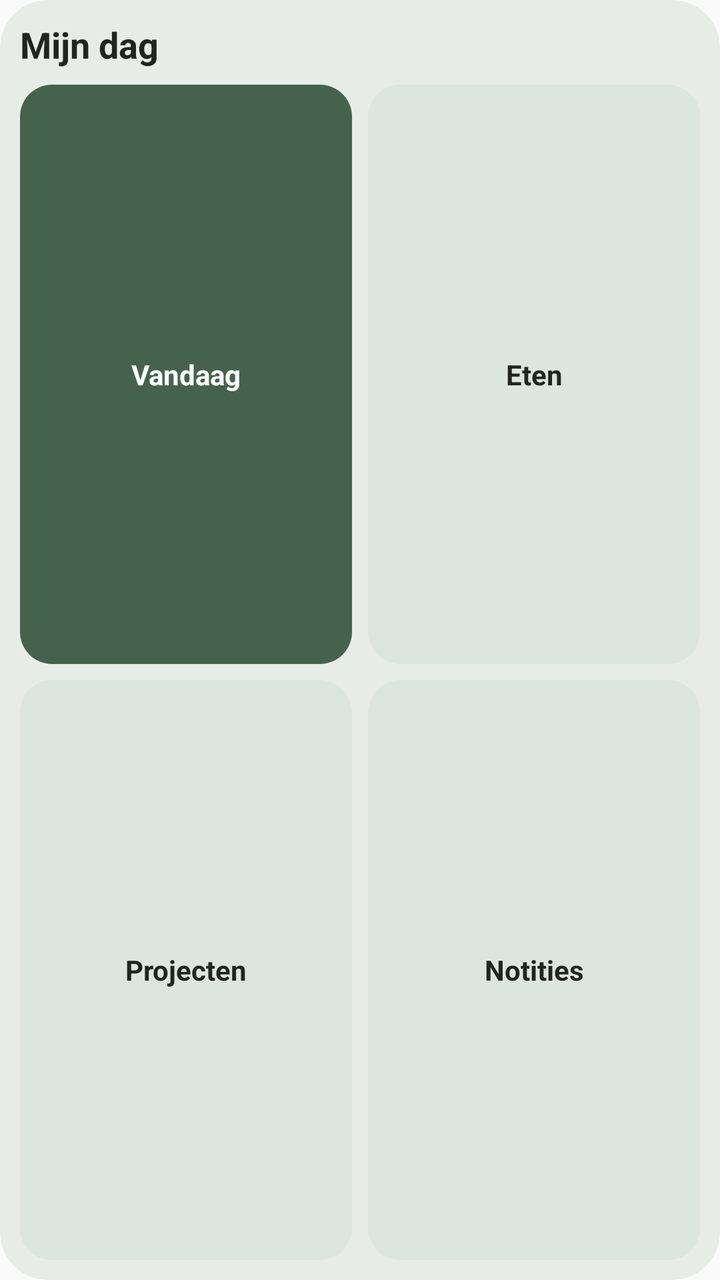
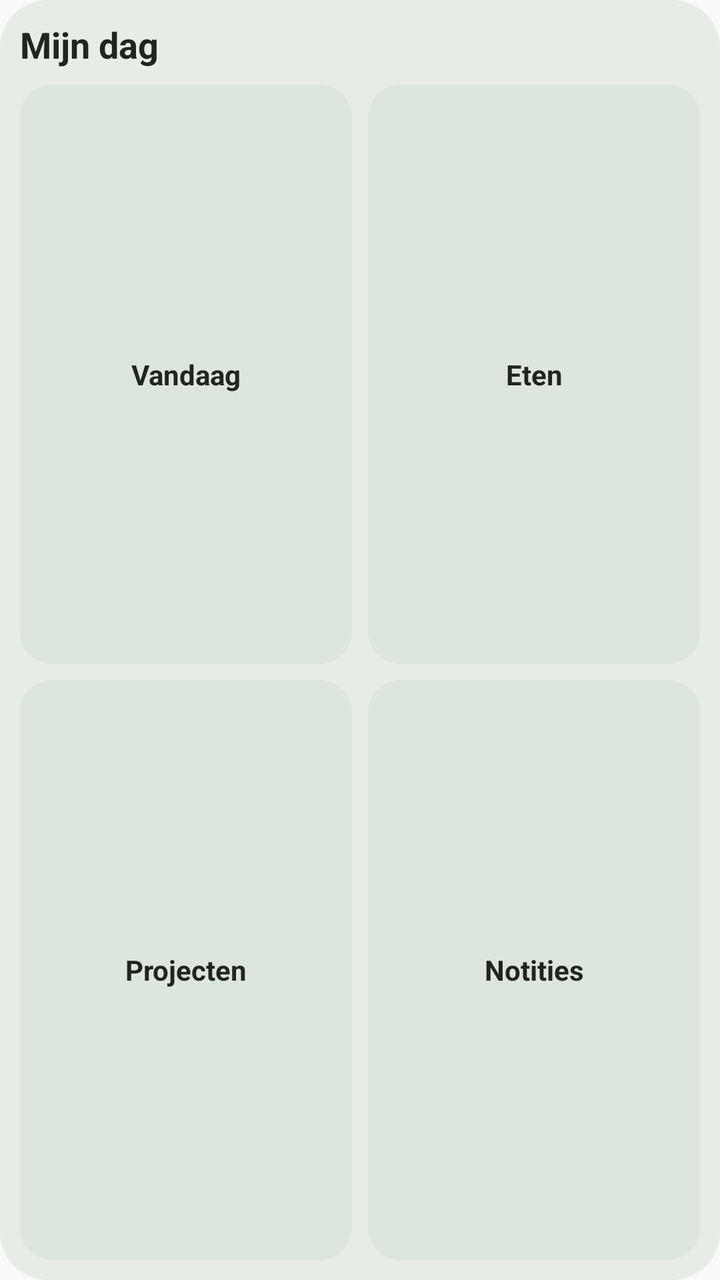

An Android layout rendered at two revisions. The XML below is the earlier revision; the diff shows what the commit changed to produce the second picture.
<!-- AndroidManifest.xml: application theme AppTheme -->
<!-- res/layout/widget_small.xml -->
<?xml version="1.0" encoding="utf-8"?>
<LinearLayout xmlns:android="http://schemas.android.com/apk/res/android" android:layout_width="match_parent" android:layout_height="match_parent" android:orientation="vertical" android:padding="10dp" android:background="@drawable/widget_bg">
    <TextView android:layout_width="match_parent" android:layout_height="wrap_content" android:text="Mijn dag" android:textStyle="bold" android:textSize="18sp" android:textColor="@color/text" android:paddingBottom="8dp" />
    <LinearLayout android:layout_width="match_parent" android:layout_height="0dp" android:layout_weight="1" android:orientation="horizontal">
        <TextView android:id="@+id/btn_today" android:layout_width="0dp" android:layout_weight="1" android:layout_height="match_parent" android:gravity="center" android:text="Vandaag" android:textColor="@color/white" android:textStyle="bold" android:background="@drawable/button_bg" android:layout_marginEnd="4dp" />
        <TextView android:id="@+id/btn_food" android:layout_width="0dp" android:layout_weight="1" android:layout_height="match_parent" android:gravity="center" android:text="Eten" android:textColor="@color/text" android:textStyle="bold" android:background="@drawable/button_secondary_bg" android:layout_marginStart="4dp" />
    </LinearLayout>
    <LinearLayout android:layout_width="match_parent" android:layout_height="0dp" android:layout_weight="1" android:orientation="horizontal" android:layout_marginTop="8dp">
        <TextView android:id="@+id/btn_projects" android:layout_width="0dp" android:layout_weight="1" android:layout_height="match_parent" android:gravity="center" android:text="Projecten" android:textColor="@color/text" android:textStyle="bold" android:background="@drawable/button_secondary_bg" android:layout_marginEnd="4dp" />
        <TextView android:id="@+id/btn_notes" android:layout_width="0dp" android:layout_weight="1" android:layout_height="match_parent" android:gravity="center" android:text="Notities" android:textColor="@color/text" android:textStyle="bold" android:background="@drawable/button_secondary_bg" android:layout_marginStart="4dp" />
    </LinearLayout>
</LinearLayout>
<!-- resources referenced by this layout -->
<resources>
  <color name="text">#20251F</color>
  <color name="white">#FFFFFF</color>
  <!-- drawable button_bg (drawable) -->
  <?xml version="1.0" encoding="utf-8"?>
  <shape xmlns:android="http://schemas.android.com/apk/res/android" android:shape="rectangle">
      <solid android:color="#45624D" />
      <corners android:radius="16dp" />
  </shape>
  <!-- drawable button_secondary_bg (drawable) -->
  <?xml version="1.0" encoding="utf-8"?>
  <shape xmlns:android="http://schemas.android.com/apk/res/android" android:shape="rectangle">
      <solid android:color="#DDE6DE" />
      <corners android:radius="16dp" />
  </shape>
  <!-- drawable widget_bg (drawable) -->
  <?xml version="1.0" encoding="utf-8"?>
  <shape xmlns:android="http://schemas.android.com/apk/res/android" android:shape="rectangle">
      <solid android:color="#E8ECE6" />
      <corners android:radius="24dp" />
  </shape>
  <style name="AppTheme" parent="android:style/Theme.Material.Light.NoActionBar">
          <item name="android:windowNoTitle">true</item>
          <item name="android:colorAccent">#45624D</item>
          <item name="android:navigationBarColor">#F5F5EF</item>
          <item name="android:statusBarColor">#45624D</item>
      </style>
</resources>

<!-- the commit's change to res/layout/widget_small.xml (unified diff, before → after) -->
@@ -1,8 +1,8 @@
 <?xml version="1.0" encoding="utf-8"?>
-<LinearLayout xmlns:android="http://schemas.android.com/apk/res/android" android:layout_width="match_parent" android:layout_height="match_parent" android:orientation="vertical" android:padding="10dp" android:background="@drawable/widget_bg">
-    <TextView android:layout_width="match_parent" android:layout_height="wrap_content" android:text="Mijn dag" android:textStyle="bold" android:textSize="18sp" android:textColor="@color/text" android:paddingBottom="8dp" />
+<LinearLayout xmlns:android="http://schemas.android.com/apk/res/android" android:id="@+id/widget_root" android:layout_width="match_parent" android:layout_height="match_parent" android:orientation="vertical" android:padding="10dp" android:background="@drawable/widget_bg">
+    <TextView android:id="@+id/widget_title" android:layout_width="match_parent" android:layout_height="wrap_content" android:text="Mijn dag" android:textStyle="bold" android:textSize="18sp" android:textColor="@color/text" android:paddingBottom="8dp" />
     <LinearLayout android:layout_width="match_parent" android:layout_height="0dp" android:layout_weight="1" android:orientation="horizontal">
-        <TextView android:id="@+id/btn_today" android:layout_width="0dp" android:layout_weight="1" android:layout_height="match_parent" android:gravity="center" android:text="Vandaag" android:textColor="@color/white" android:textStyle="bold" android:background="@drawable/button_bg" android:layout_marginEnd="4dp" />
+        <TextView android:id="@+id/btn_today" android:layout_width="0dp" android:layout_weight="1" android:layout_height="match_parent" android:gravity="center" android:text="Vandaag" android:textColor="@color/text" android:textStyle="bold" android:background="@drawable/button_secondary_bg" android:layout_marginEnd="4dp" />
         <TextView android:id="@+id/btn_food" android:layout_width="0dp" android:layout_weight="1" android:layout_height="match_parent" android:gravity="center" android:text="Eten" android:textColor="@color/text" android:textStyle="bold" android:background="@drawable/button_secondary_bg" android:layout_marginStart="4dp" />
     </LinearLayout>
     <LinearLayout android:layout_width="match_parent" android:layout_height="0dp" android:layout_weight="1" android:orientation="horizontal" android:layout_marginTop="8dp">
<!-- resource entries referenced after the edit -->
@@ -1,13 +1,6 @@
 <!-- resources referenced by this layout -->
 <resources>
   <color name="text">#20251F</color>
-  <color name="white">#FFFFFF</color>
-  <!-- drawable button_bg (drawable) -->
-  <?xml version="1.0" encoding="utf-8"?>
-  <shape xmlns:android="http://schemas.android.com/apk/res/android" android:shape="rectangle">
-      <solid android:color="#45624D" />
-      <corners android:radius="16dp" />
-  </shape>
   <!-- drawable button_secondary_bg (drawable) -->
   <?xml version="1.0" encoding="utf-8"?>
   <shape xmlns:android="http://schemas.android.com/apk/res/android" android:shape="rectangle">
